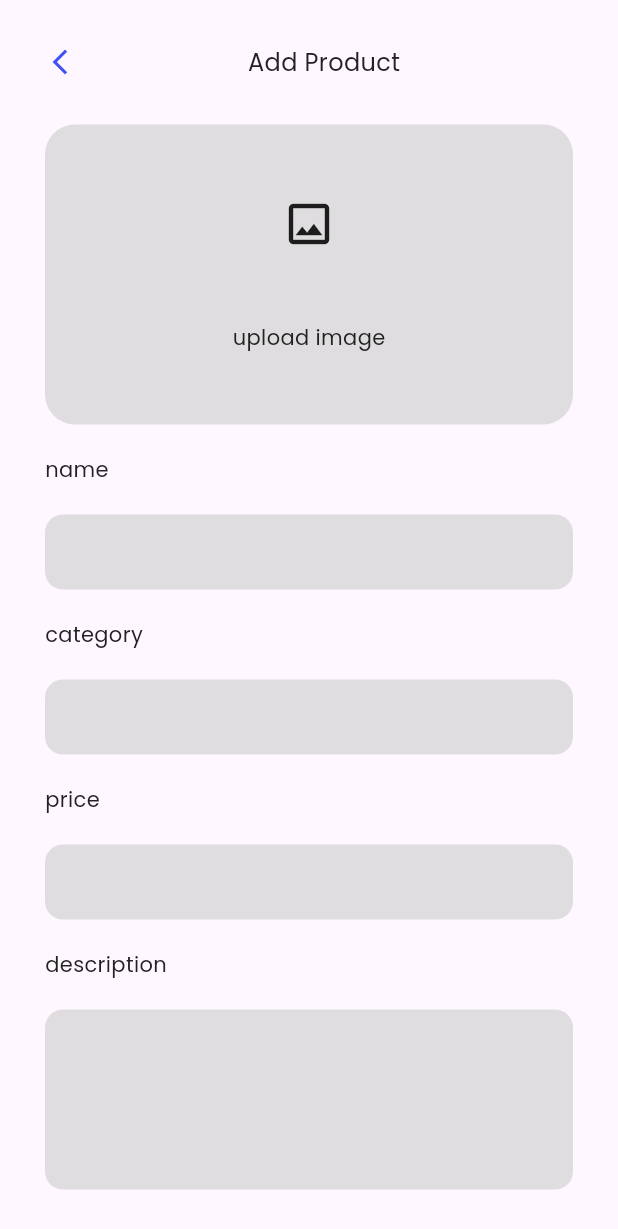
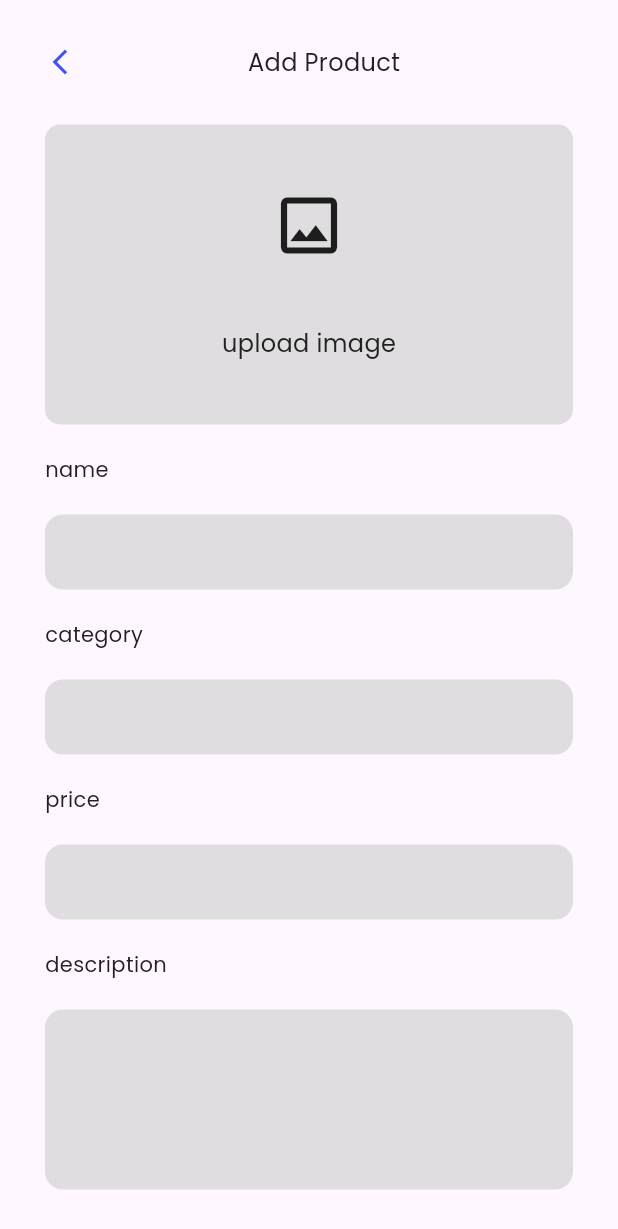
Before and after one commit to Mikreselasie/2025-project-phase-mobile-tasks, a Flutter app: the AddUpdatePage screen opened directly, on a phone screen of 412 x 824 dp. Shown: the top 1229 px of the screen. Run offline on Flutter 3.47's test engine with Material 3 defaults, Android fonts, the light colour scheme and no system bars; our stand-ins replace image_picker.

Commit message:
The Upload Image Icon is separated now

```diff
--- a/mobile/mikreselasie-abiy/task_7/lib/add_update_page.dart
+++ b/mobile/mikreselasie-abiy/task_7/lib/add_update_page.dart
@@ -1,5 +1,6 @@
 import 'package:flutter/material.dart';
 import 'package:task_7/constants.dart';
+import 'package:task_7/helpers/image_picker_container.dart';
 
 class AddUpdatePage extends StatefulWidget {
   const AddUpdatePage({super.key});
@@ -43,24 +44,7 @@ class _AddUpdatePageState extends State<AddUpdatePage> {
                   ],
                 ),
                 SizedBox(height: 30),
-                Container(
-                  width: double.infinity,
-                  height: 200,
-                  decoration: BoxDecoration(
-                    borderRadius: BorderRadius.circular(20),
-                    color: AppColors.borderPrimary,
-                  ),
-                  child: Center(
-                    child: Column(
-                      mainAxisAlignment: MainAxisAlignment.spaceEvenly,
-                      children: [
-                        Icon(Icons.image_outlined, size: 36),
-                        Text('upload image', style: AppTextStyles.bodyText),
-                      ],
-                    ),
-                  ),
-                ),
-
+                ImagePickerContainer(),
                 InputTypeName(name: "name"),
                 InputInserted(),
                 InputTypeName(name: "category"),
```
